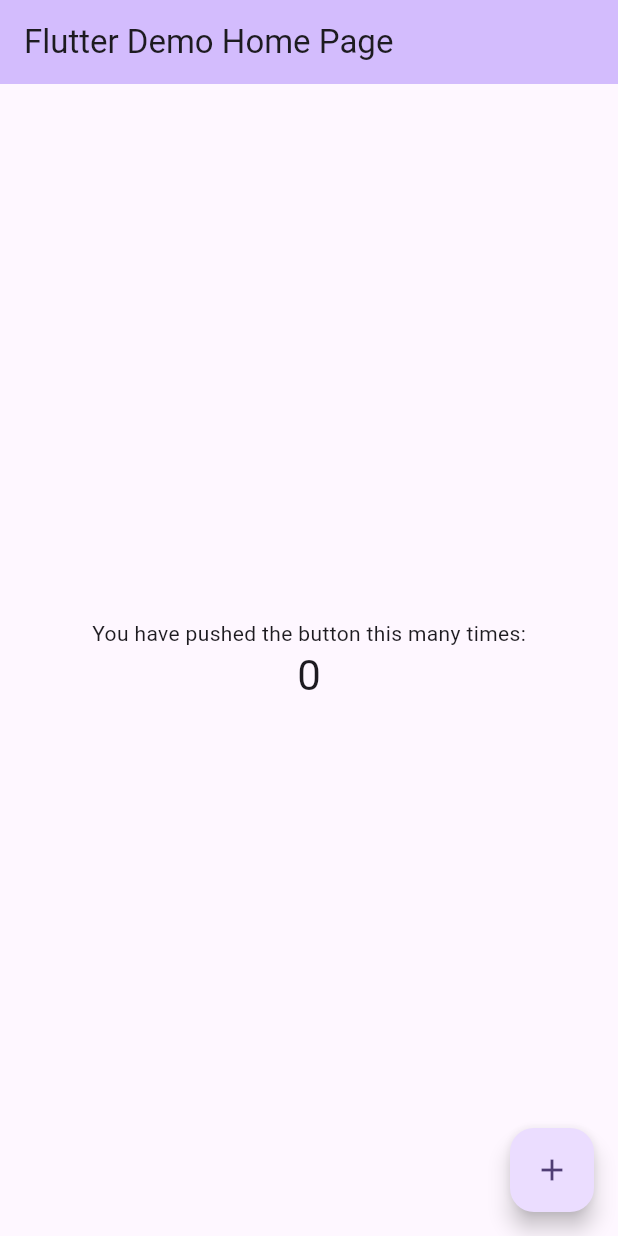
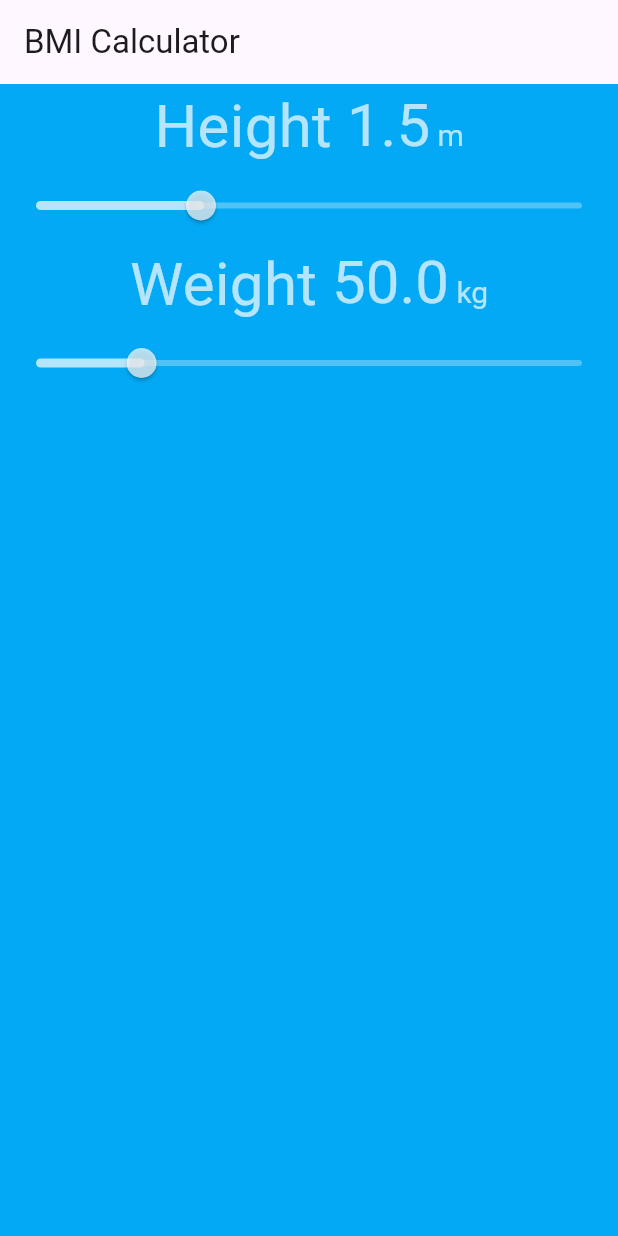
Before and after one commit to Shoykat361/Bmi-Calculator, a Flutter app: the screen it shows after launch, on a phone screen of 412 x 824 dp. Run offline on Flutter 3.47's test engine with Material 3 defaults, Android fonts, the phone set to English and light mode, and no system bars.

Commit message:
height and weight slider Added

```diff
--- /dev/null
+++ b/lib/bmi_home.dart
@@ -0,0 +1,122 @@
+import 'package:bmi_calculator/constants.dart';
+import 'package:flutter/material.dart';
+class BmiHome extends StatefulWidget {
+  const BmiHome({super.key});
+
+  @override
+  State<BmiHome> createState() => _BmiHomeState();
+}
+
+class _BmiHomeState extends State<BmiHome> {
+  double heightValue = 1.5;
+  double weightValue = 50.00;
+  String status = '';
+  double bmi = 0.0;
+  Color color = Colors.green;
+
+  @override
+  Widget build(BuildContext context) {
+    return Scaffold(
+      backgroundColor: backGroundColor,
+      appBar: AppBar(
+        title: Text('BMI Calculator'),
+      ),
+      body: Column(
+        children: [
+          BmiSlidder(
+              label: 'Height',
+              unit: BmiUnit.m,
+              sliderValue: heightValue,
+              sliderDivision: 100,
+              sliderMax: 2.2,
+              sliderMin: 1.2,
+              onChanged: (newValue){
+                setState(() {
+                  heightValue = newValue;
+                });
+              }
+          ),
+          BmiSlidder(
+              label: 'Weight',
+              unit: BmiUnit.kg,
+              sliderValue: weightValue,
+              sliderDivision: 200,
+              sliderMax: 180,
+              sliderMin: 20,
+              onChanged: (newValue){
+                setState(() {
+                  weightValue = newValue;
+                });
+              }
+          ),
+        ],
+      ),
+    );
+  }
+}
+
+
+class BmiSlidder extends StatelessWidget {
+  const BmiSlidder({super.key,
+    required this.label,
+    required this.unit,
+    required this.sliderValue,
+    required this.sliderDivision,
+    required this.sliderMax,
+    required this.sliderMin,
+    required this.onChanged,
+  });
+
+  final String label;
+
+  final BmiUnit unit;
+
+  final double sliderValue;
+
+  final int sliderDivision;
+  final double sliderMax, sliderMin;
+  final Function(double) onChanged;
+
+  @override
+  Widget build(BuildContext context) {
+    return Column(
+      children: [
+        Row(
+          crossAxisAlignment:  CrossAxisAlignment.start,
+          mainAxisAlignment: MainAxisAlignment.center,
+          children: [
+            Text(label,style: txtLabelStyle,),
+            const SizedBox(width: 10,),
+            Padding(
+              padding: const EdgeInsets.symmetric(vertical: 4),
+              child: RichText(
+                text: TextSpan(
+                    text: sliderValue.toStringAsFixed(1),
+                    style: txtLabelStyle,
+                    children: [
+                      TextSpan(
+                        text: ' ${unit.name}',
+                        style: txtLabelStyle.copyWith(fontSize: 20),
+                      )
+                    ]),
+              ),
+            )
+          ],
+        ),
+        Slider(
+          activeColor: Colors.white70,
+          inactiveColor: Colors.white30,
+          label: sliderValue.toStringAsFixed(1),
+          value: sliderValue,
+          divisions: sliderDivision,
+          max: sliderMax,
+          min: sliderMin,
+          onChanged: (value){
+            onChanged(value);
+          },
+
+        ),
+      ],
+    );
+  }
+}
--- /dev/null
+++ b/lib/constants.dart
@@ -0,0 +1,22 @@
+import 'package:flutter/material.dart';
+
+const backGroundColor = Colors.lightBlue;
+const txtLabelStyle = TextStyle(
+  color: Colors.white70,
+  fontSize: 40,
+);
+abstract final class Bmi{
+  static const String underWeightSevere = 'UnderWeight(thinnes)';
+  static const String underWeightModerate = 'UnderWeight(Moderate thinnes)';
+  static const String underWeightMild = 'UnderWeight(Mild thinnes)';
+  static const String normal = 'Normal';
+  static const String overWeightPre = 'OverWeight(Pre Obese)';
+  static const String obese_1 = 'Obese(Class -I)';
+  static const String obese_2 = 'Obese(Class -II)';
+  static const String obese_3 = 'Obese(Class -III)';
+
+}
+
+enum BmiUnit{
+  m,ft,kg,lb
+}
--- a/lib/main.dart
+++ b/lib/main.dart
@@ -1,8 +1,10 @@
+import 'package:bmi_calculator/bmi_home.dart';
 import 'package:flutter/material.dart';
 
 void main() {
   runApp(const MyApp());
 }
+
 
 class MyApp extends StatelessWidget {
   const MyApp({super.key});
@@ -11,6 +13,7 @@ class MyApp extends StatelessWidget {
   @override
   Widget build(BuildContext context) {
     return MaterialApp(
+      debugShowCheckedModeBanner: false,
       title: 'Flutter Demo',
       theme: ThemeData(
         // This is the theme of your application.
@@ -31,95 +34,7 @@ class MyApp extends StatelessWidget {
         colorScheme: ColorScheme.fromSeed(seedColor: Colors.deepPurple),
         useMaterial3: true,
       ),
-      home: const MyHomePage(title: 'Flutter Demo Home Page'),
+      home: const BmiHome(),
     );
   }
 }
-
-class MyHomePage extends StatefulWidget {
-  const MyHomePage({super.key, required this.title});
-
-  // This widget is the home page of your application. It is stateful, meaning
-  // that it has a State object (defined below) that contains fields that affect
-  // how it looks.
-
-  // This class is the configuration for the state. It holds the values (in this
-  // case the title) provided by the parent (in this case the App widget) and
-  // used by the build method of the State. Fields in a Widget subclass are
-  // always marked "final".
-
-  final String title;
-
-  @override
-  State<MyHomePage> createState() => _MyHomePageState();
-}
-
-class _MyHomePageState extends State<MyHomePage> {
-  int _counter = 0;
-
-  void _incrementCounter() {
-    setState(() {
-      // This call to setState tells the Flutter framework that something has
-      // changed in this State, which causes it to rerun the build method below
-      // so that the display can reflect the updated values. If we changed
-      // _counter without calling setState(), then the build method would not be
-      // called again, and so nothing would appear to happen.
-      _counter++;
-    });
-  }
-
-  @override
-  Widget build(BuildContext context) {
-    // This method is rerun every time setState is called, for instance as done
-    // by the _incrementCounter method above.
-    //
-    // The Flutter framework has been optimized to make rerunning build methods
-    // fast, so that you can just rebuild anything that needs updating rather
-    // than having to individually change instances of widgets.
-    return Scaffold(
-      appBar: AppBar(
-        // TRY THIS: Try changing the color here to a specific color (to
-        // Colors.amber, perhaps?) and trigger a hot reload to see the AppBar
-        // change color while the other colors stay the same.
-        backgroundColor: Theme.of(context).colorScheme.inversePrimary,
-        // Here we take the value from the MyHomePage object that was created by
-        // the App.build method, and use it to set our appbar title.
-        title: Text(widget.title),
-      ),
-      body: Center(
-        // Center is a layout widget. It takes a single child and positions it
-        // in the middle of the parent.
-        child: Column(
-          // Column is also a layout widget. It takes a list of children and
-          // arranges them vertically. By default, it sizes itself to fit its
-          // children horizontally, and tries to be as tall as its parent.
-          //
-          // Column has various properties to control how it sizes itself and
-          // how it positions its children. Here we use mainAxisAlignment to
-          // center the children vertically; the main axis here is the vertical
-          // axis because Columns are vertical (the cross axis would be
-          // horizontal).
-          //
-          // TRY THIS: Invoke "debug painting" (choose the "Toggle Debug Paint"
-          // action in the IDE, or press "p" in the console), to see the
-          // wireframe for each widget.
-          mainAxisAlignment: MainAxisAlignment.center,
-          children: <Widget>[
-            const Text(
-              'You have pushed the button this many times:',
-            ),
-            Text(
-              '$_counter',
-              style: Theme.of(context).textTheme.headlineMedium,
-            ),
-          ],
-        ),
-      ),
-      floatingActionButton: FloatingActionButton(
-        onPressed: _incrementCounter,
-        tooltip: 'Increment',
-        child: const Icon(Icons.add),
-      ), // This trailing comma makes auto-formatting nicer for build methods.
-    );
-  }
-}
```
